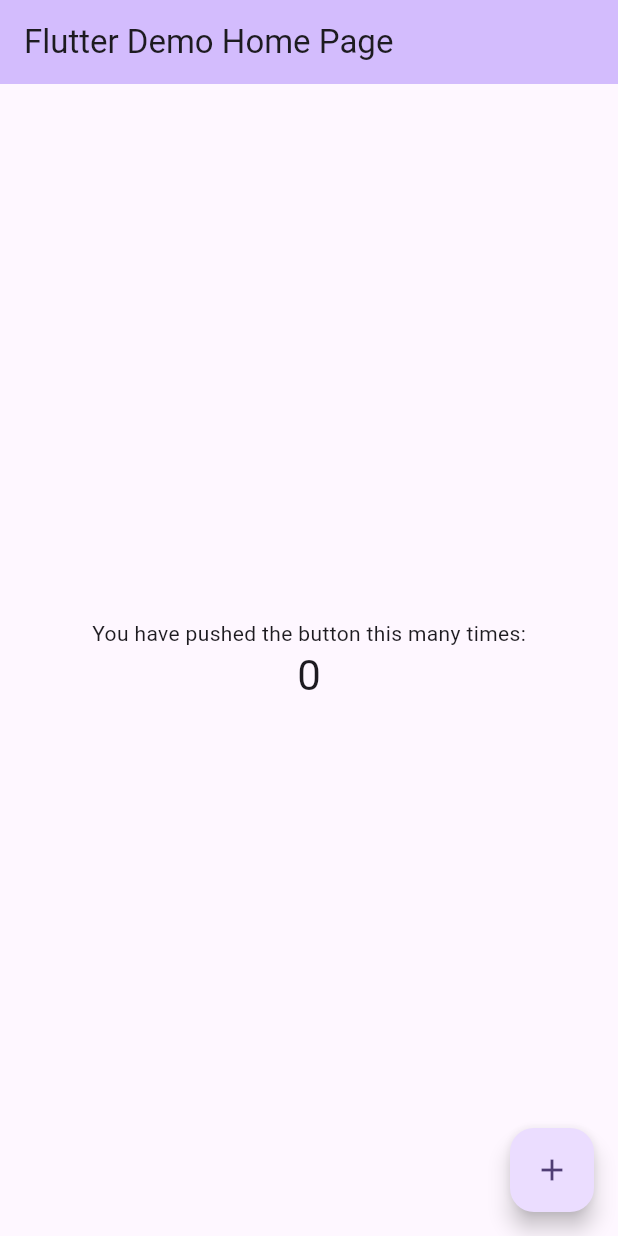
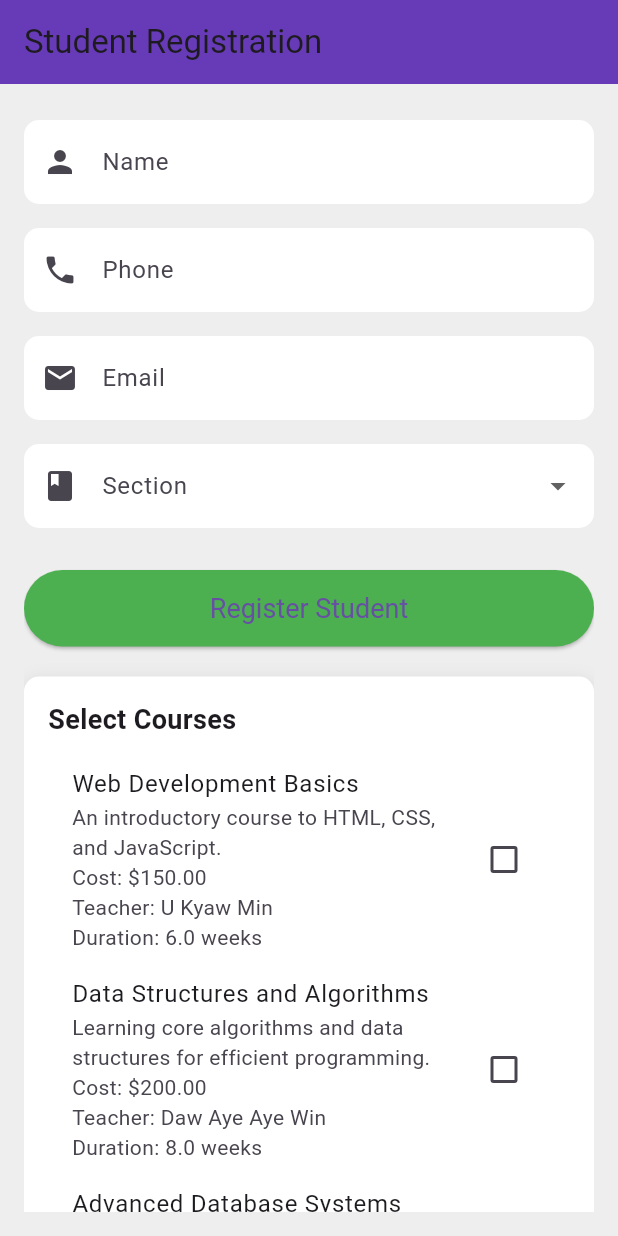
Before and after one commit to nyiminthit/nmt_apdp_assignment, a Flutter app: the screen it shows after launch, on a phone screen of 412 x 824 dp. Run offline on Flutter 3.47's test engine with Material 3 defaults, Android fonts, the phone set to English and light mode, and no system bars; our stand-ins replace cloud_firestore, firebase_core; accounts and stored records are empty.

Commit message:
feat: student register page

```diff
--- a/lib/main.dart
+++ b/lib/main.dart
@@ -1,125 +1,39 @@
+import 'package:firebase_core/firebase_core.dart';
+import 'package:flutter/foundation.dart';
 import 'package:flutter/material.dart';
+import 'package:nmt_apdp_assigment/student_register_page.dart';
 
-void main() {
+void main() async {
+  WidgetsFlutterBinding.ensureInitialized();
+  if (kIsWeb) {
+    await Firebase.initializeApp(
+        options: const FirebaseOptions(
+            apiKey: "AIzaSyD1jv0vniYav7zzOzNQfIhowG4zkandCxg",
+            authDomain: "nmt-apd-assignment.firebaseapp.com",
+            projectId: "nmt-apd-assignment",
+            storageBucket: "nmt-apd-assignment.appspot.com",
+            messagingSenderId: "317241679287",
+            appId: "1:317241679287:web:6af49c8679bb62b5221c32",
+            measurementId: "G-DL5P7VNQ67"));
+  } else {
+    await Firebase.initializeApp();
+  }
   runApp(const MyApp());
 }
 
-class MyApp extends StatelessWidget {
+class MyApp extends StatefulWidget {
   const MyApp({super.key});
 
-  // This widget is the root of your application.
+  @override
+  State<MyApp> createState() => _MyAppState();
+}
+
+class _MyAppState extends State<MyApp> {
   @override
   Widget build(BuildContext context) {
     return MaterialApp(
-      title: 'Flutter Demo',
-      theme: ThemeData(
-        // This is the theme of your application.
-        //
-        // TRY THIS: Try running your application with "flutter run". You'll see
-        // the application has a purple toolbar. Then, without quitting the app,
-        // try changing the seedColor in the colorScheme below to Colors.green
-        // and then invoke "hot reload" (save your changes or press the "hot
-        // reload" button in a Flutter-supported IDE, or press "r" if you used
-        // the command line to start the app).
-        //
-        // Notice that the counter didn't reset back to zero; the application
-        // state is not lost during the reload. To reset the state, use hot
-        // restart instead.
-        //
-        // This works for code too, not just values: Most code changes can be
-        // tested with just a hot reload.
-        colorScheme: ColorScheme.fromSeed(seedColor: Colors.deepPurple),
-        useMaterial3: true,
-      ),
-      home: const MyHomePage(title: 'Flutter Demo Home Page'),
+      debugShowCheckedModeBanner: false,
+      home: StudentRegisterPage(),
     );
   }
 }
-
-class MyHomePage extends StatefulWidget {
-  const MyHomePage({super.key, required this.title});
-
-  // This widget is the home page of your application. It is stateful, meaning
-  // that it has a State object (defined below) that contains fields that affect
-  // how it looks.
-
-  // This class is the configuration for the state. It holds the values (in this
-  // case the title) provided by the parent (in this case the App widget) and
-  // used by the build method of the State. Fields in a Widget subclass are
-  // always marked "final".
-
-  final String title;
-
-  @override
-  State<MyHomePage> createState() => _MyHomePageState();
-}
-
-class _MyHomePageState extends State<MyHomePage> {
-  int _counter = 0;
-
-  void _incrementCounter() {
-    setState(() {
-      // This call to setState tells the Flutter framework that something has
-      // changed in this State, which causes it to rerun the build method below
-      // so that the display can reflect the updated values. If we changed
-      // _counter without calling setState(), then the build method would not be
-      // called again, and so nothing would appear to happen.
-      _counter++;
-    });
-  }
-
-  @override
-  Widget build(BuildContext context) {
-    // This method is rerun every time setState is called, for instance as done
-    // by the _incrementCounter method above.
-    //
-    // The Flutter framework has been optimized to make rerunning build methods
-    // fast, so that you can just rebuild anything that needs updating rather
-    // than having to individually change instances of widgets.
-    return Scaffold(
-      appBar: AppBar(
-        // TRY THIS: Try changing the color here to a specific color (to
-        // Colors.amber, perhaps?) and trigger a hot reload to see the AppBar
-        // change color while the other colors stay the same.
-        backgroundColor: Theme.of(context).colorScheme.inversePrimary,
-        // Here we take the value from the MyHomePage object that was created by
-        // the App.build method, and use it to set our appbar title.
-        title: Text(widget.title),
-      ),
-      body: Center(
-        // Center is a layout widget. It takes a single child and positions it
-        // in the middle of the parent.
-        child: Column(
-          // Column is also a layout widget. It takes a list of children and
-          // arranges them vertically. By default, it sizes itself to fit its
-          // children horizontally, and tries to be as tall as its parent.
-          //
-          // Column has various properties to control how it sizes itself and
-          // how it positions its children. Here we use mainAxisAlignment to
-          // center the children vertically; the main axis here is the vertical
-          // axis because Columns are vertical (the cross axis would be
-          // horizontal).
-          //
-          // TRY THIS: Invoke "debug painting" (choose the "Toggle Debug Paint"
-          // action in the IDE, or press "p" in the console), to see the
-          // wireframe for each widget.
-          mainAxisAlignment: MainAxisAlignment.center,
-          children: <Widget>[
-            const Text(
-              'You have pushed the button this many times:',
-            ),
-            Text(
-              '$_counter',
-              style: Theme.of(context).textTheme.headlineMedium,
-            ),
-          ],
-        ),
-      ),
-      floatingActionButton: FloatingActionButton(
-        onPressed: _incrementCounter,
-        tooltip: 'Increment',
-        child: const Icon(Icons.add),
-      ), // This trailing comma makes auto-formatting nicer for build methods.
-    );
-  }
-}
--- a/lib/oop/course_object.dart
+++ b/lib/oop/course_object.dart
@@ -15,6 +15,8 @@ class CourseObject {
     required this.teacherName,
     required this.durationInWeek,
   }) : _id = id;
+
+  String get courseId => _id;
 
   // Method to convert the object to a Firebase Map
   Map<String, dynamic> toFirebaseMap() {
--- a/lib/oop/object_methods/student_object_methods.dart
+++ b/lib/oop/object_methods/student_object_methods.dart
@@ -1,10 +1,13 @@
 import 'package:cloud_firestore/cloud_firestore.dart';
+import 'package:nmt_apdp_assigment/oop/course_object.dart';
+import 'package:nmt_apdp_assigment/oop/record_object.dart';
 import 'package:nmt_apdp_assigment/oop/student_object.dart';
+import 'package:uuid/uuid.dart';
 
 class StudentObjectMethods {
   final FirebaseFirestore _firestore = FirebaseFirestore.instance;
   final String collectionPath =
-      'students'; // Path to the students collection in Firestore
+      'starStudents'; // Path to the students collection in Firestore
 
   // Add a student to Firestore
   Future<void> addStudent(StudentObject student) async {
@@ -19,7 +22,34 @@ class StudentObjectMethods {
     }
   }
 
-  // Get a student from Firestore by ID
+  Future<void> addCourses(
+      StudentObject student, List<CourseObject> courses) async {
+    try {
+      for (CourseObject course in courses) {
+        var id = Uuid().v1();
+        var enrollmentDate = DateTime.now();
+        StudentObject determined = StudentObject.factoryMethod(student);
+        double finalCost =
+            course.cost - (course.cost * (determined.discountPercent / 100));
+        RecordObject newRecord = RecordObject(
+            id: id,
+            enrollmentDate: enrollmentDate,
+            section: student.section,
+            courseId: course.courseId,
+            courseName: course.title,
+            finalCost: finalCost,
+            discount: determined.discountPercent);
+
+        student.records.add(newRecord);
+      }
+      updateStudent(student);
+    } catch (e) {
+      print("Error enrolling courses");
+      rethrow;
+    }
+  }
+
+// Get a student from Firestore by ID
   Future<StudentObject?> getStudentById(String id) async {
     try {
       DocumentSnapshot<Map<String, dynamic>> doc =
@@ -34,20 +64,20 @@ class StudentObjectMethods {
     return null; // Return null if the student is not found
   }
 
-  // Update a student's data in Firestore
+// Update a student's data in Firestore
   Future<void> updateStudent(StudentObject student) async {
     try {
       await _firestore
           .collection(collectionPath)
           .doc(student.studentId)
-          .update(student.toFirebaseMap());
+          .set(student.toFirebaseMap());
     } catch (e) {
       print('Error updating student: $e');
       rethrow;
     }
   }
 
-  // Delete a student from Firestore
+// Delete a student from Firestore
   Future<void> deleteStudent(String id) async {
     try {
       await _firestore.collection(collectionPath).doc(id).delete();
@@ -57,7 +87,7 @@ class StudentObjectMethods {
     }
   }
 
-  // Get all students from Firestore
+// Get all students from Firestore
   Future<List<StudentObject>> getAllStudents() async {
     try {
       QuerySnapshot<Map<String, dynamic>> querySnapshot =
@@ -71,7 +101,7 @@ class StudentObjectMethods {
     }
   }
 
-  // Example method to get students filtered by section
+// Example method to get students filtered by section
   Future<List<StudentObject>> getStudentsBySection(String section) async {
     try {
       QuerySnapshot<Map<String, dynamic>> querySnapshot = await _firestore
--- a/lib/oop/record_object.dart
+++ b/lib/oop/record_object.dart
@@ -1,6 +1,5 @@
 class RecordObject {
   final String _id;
-  String studentId;
   DateTime enrollmentDate;
   String section;
   String courseId;
@@ -10,7 +9,6 @@ class RecordObject {
 
   RecordObject(
       {required String id,
-      required this.studentId,
       required this.enrollmentDate,
       required this.section,
       required this.courseId,
@@ -22,7 +20,6 @@ class RecordObject {
   Map<String, dynamic> toFirebaseMap() {
     return {
       'id': _id,
-      'studentId': studentId,
       'enrollmentDate': enrollmentDate,
       'section': section,
       'courseId': courseId,
@@ -35,7 +32,6 @@ class RecordObject {
   static RecordObject fromFirebaseMap(Map<String, dynamic> map) {
     return RecordObject(
         id: map['id'],
-        studentId: map['studentId'],
         enrollmentDate: map['enrollmentDate'],
         section: map['section'],
         courseId: map['courseId'],
--- /dev/null
+++ b/lib/student_register_page.dart
@@ -0,0 +1,301 @@
+import 'package:flutter/material.dart';
+import 'package:nmt_apdp_assigment/oop/course_object.dart';
+import 'package:nmt_apdp_assigment/oop/object_methods/student_object_methods.dart';
+import 'package:nmt_apdp_assigment/oop/student_object.dart';
+import 'package:nmt_apdp_assigment/static_data.dart';
+import 'package:uuid/uuid.dart';
+
+class StudentRegisterPage extends StatefulWidget {
+  const StudentRegisterPage({super.key});
+
+  @override
+  State<StudentRegisterPage> createState() => _StudentRegisterPageState();
+}
+
+class _StudentRegisterPageState extends State<StudentRegisterPage> {
+  final _formKey = GlobalKey<FormState>();
+
+  // Controllers for text fields
+  final TextEditingController _nameController = TextEditingController();
+  final TextEditingController _phoneController = TextEditingController();
+  final TextEditingController _emailController = TextEditingController();
+
+  // Dropdown value for section
+  String? _selectedSection;
+  final List<String> sections = ['Morning', 'Afternoon', 'Evening'];
+
+  // Keep track of selected courses
+  final List<CourseObject> selectedCourses = [];
+  final List<String> selectedCoursesIds = [];
+
+  @override
+  Widget build(BuildContext context) {
+    return Scaffold(
+      backgroundColor: Colors.grey[200],
+      appBar: AppBar(
+        title: const Text('Student Registration'),
+        backgroundColor: Colors.deepPurple,
+        elevation: 0,
+      ),
+      body: Padding(
+        padding: const EdgeInsets.all(16.0),
+        child: SingleChildScrollView(
+          child: Form(
+            key: _formKey,
+            child: Column(
+              crossAxisAlignment: CrossAxisAlignment.stretch,
+              children: [
+                // Student Name Input
+                _buildCustomTextField(
+                  controller: _nameController,
+                  label: 'Name',
+                  icon: Icons.person,
+                  validator: (value) {
+                    if (value == null || value.isEmpty) {
+                      return 'Please enter the student name';
+                    }
+                    return null;
+                  },
+                ),
+
+                // Phone Input
+                _buildCustomTextField(
+                  controller: _phoneController,
+                  label: 'Phone',
+                  icon: Icons.phone,
+                  keyboardType: TextInputType.phone,
+                  validator: (value) {
+                    if (value == null || value.isEmpty) {
+                      return 'Please enter phone number';
+                    }
+                    return null;
+                  },
+                ),
+
+                // Email Input
+                _buildCustomTextField(
+                  controller: _emailController,
+                  label: 'Email',
+                  icon: Icons.email,
+                  keyboardType: TextInputType.emailAddress,
+                  validator: (value) {
+                    if (value == null || value.isEmpty) {
+                      return 'Please enter email address';
+                    }
+                    return null;
+                  },
+                ),
+
+                // Section Dropdown
+                _buildDropdown(),
+
+                const SizedBox(height: 20),
+
+                // Register Button
+                ElevatedButton(
+                  onPressed: () {
+                    if (_formKey.currentState?.validate() ?? false) {
+                      _registerStudent();
+                    }
+                  },
+                  style: ElevatedButton.styleFrom(
+                    backgroundColor: Colors.green,
+                    padding: const EdgeInsets.symmetric(vertical: 15),
+                    textStyle: const TextStyle(fontSize: 18),
+                  ),
+                  child: const Text('Register Student'),
+                ),
+
+                const SizedBox(height: 20),
+
+                // Display Courses
+                _buildCoursesSection(),
+              ],
+            ),
+          ),
+        ),
+      ),
+    );
+  }
+
+  // Build Custom Input Field Widget
+  Widget _buildCustomTextField({
+    required TextEditingController controller,
+    required String label,
+    required IconData icon,
+    TextInputType keyboardType = TextInputType.text,
+    String? Function(String?)? validator,
+  }) {
+    return Padding(
+      padding: const EdgeInsets.symmetric(vertical: 8.0),
+      child: TextFormField(
+        controller: controller,
+        keyboardType: keyboardType,
+        decoration: InputDecoration(
+          labelText: label,
+          prefixIcon: Icon(icon),
+          filled: true,
+          fillColor: Colors.white,
+          border: OutlineInputBorder(
+            borderRadius: BorderRadius.circular(10),
+          ),
+          enabledBorder: OutlineInputBorder(
+            borderRadius: BorderRadius.circular(10),
+            borderSide: const BorderSide(color: Colors.transparent),
+          ),
+          focusedBorder: OutlineInputBorder(
+            borderRadius: BorderRadius.circular(10),
+            borderSide: const BorderSide(color: Colors.deepPurple, width: 2),
+          ),
+        ),
+        validator: validator,
+      ),
+    );
+  }
+
+  // Build Dropdown for Section
+  Widget _buildDropdown() {
+    return Padding(
+      padding: const EdgeInsets.symmetric(vertical: 8.0),
+      child: DropdownButtonFormField<String>(
+        value: _selectedSection,
+        decoration: InputDecoration(
+          labelText: 'Section',
+          prefixIcon: const Icon(Icons.class_),
+          filled: true,
+          fillColor: Colors.white,
+          border: OutlineInputBorder(
+            borderRadius: BorderRadius.circular(10),
+          ),
+          enabledBorder: OutlineInputBorder(
+            borderRadius: BorderRadius.circular(10),
+            borderSide: const BorderSide(color: Colors.transparent),
+          ),
+          focusedBorder: OutlineInputBorder(
+            borderRadius: BorderRadius.circular(10),
+            borderSide: const BorderSide(color: Colors.deepPurple, width: 2),
+          ),
+        ),
+        items: sections.map((section) {
+          return DropdownMenuItem<String>(
+            value: section,
+            child: Text(section),
+          );
+        }).toList(),
+        onChanged: (value) {
+          setState(() {
+            _selectedSection = value;
+          });
+        },
+        validator: (value) {
+          if (value == null || value.isEmpty) {
+            return 'Please select a section';
+          }
+          return null;
+        },
+      ),
+    );
+  }
+
+  // Display selectable courses
+  Widget _buildCoursesSection() {
+    return Container(
+      decoration: BoxDecoration(
+        color: Colors.white,
+        borderRadius: BorderRadius.circular(10),
+        boxShadow: const [
+          BoxShadow(
+            color: Colors.black12,
+            blurRadius: 10,
+            offset: Offset(0, 4),
+          ),
+        ],
+      ),
+      padding: const EdgeInsets.all(16.0),
+      child: Column(
+        crossAxisAlignment: CrossAxisAlignment.start,
+        children: [
+          const Text(
+            'Select Courses',
+            style: TextStyle(fontWeight: FontWeight.bold, fontSize: 18),
+          ),
+          const SizedBox(height: 10),
+          if (courses.isEmpty)
+            const Text('No courses available.',
+                style: TextStyle(color: Colors.grey))
+          else
+            ...courses.map((course) {
+              return CheckboxListTile(
+                title: Text(course.title),
+                subtitle: Column(
+                  crossAxisAlignment: CrossAxisAlignment.start,
+                  children: [
+                    Text(course.description),
+                    Text('Cost: \$${course.cost.toStringAsFixed(2)}'),
+                    Text('Teacher: ${course.teacherName}'),
+                    Text('Duration: ${course.durationInWeek} weeks'),
+                  ],
+                ),
+                value: selectedCoursesIds.contains(course.courseId),
+                onChanged: (bool? value) {
+                  setState(() {
+                    if (value == true) {
+                      selectedCourses.add(course);
+                      selectedCoursesIds.add(course.courseId);
+                    } else {
+                      selectedCourses.remove(course);
+                      selectedCoursesIds.remove(course.courseId);
+                    }
+                  });
+                },
+              );
+            }).toList(),
+        ],
+      ),
+    );
+  }
+
+  // Handle Student Registration
+  void _registerStudent() {
+    if (_formKey.currentState?.validate() ?? false) {
+      if (selectedCourses.isEmpty) {
+        ScaffoldMessenger.of(context).showSnackBar(
+          const SnackBar(content: Text('Please select at least one course')),
+        );
+        return;
+      }
+      var id = const Uuid().v1();
+      Map<String, String> contactInfo = {
+        "phone": _phoneController.text,
+        "email": _emailController.text
+      };
+      StudentObject newStudent = StudentObject(
+          id: id,
+          name: _nameController.text,
+          contactInfo: contactInfo,
+          section: _selectedSection!,
+          records: []);
+
+      StudentObjectMethods studentObjectMethods = StudentObjectMethods();
+      studentObjectMethods.addStudent(newStudent);
+
+      studentObjectMethods.addCourses(newStudent, selectedCourses);
+    }
+    setState(() {
+      _nameController.text = '';
+      _phoneController.text = '';
+      _emailController.text = '';
+      _selectedSection = null;
+      selectedCourses.clear();
+      selectedCoursesIds.clear();
+    });
+
+    // Registration logic here
+    ScaffoldMessenger.of(context).showSnackBar(
+      SnackBar(
+        content: Text(
+            'Student Registered Successfully with courses: ${selectedCourses.join(', ')}'),
+      ),
+    );
+  }
+}
--- a/pubspec.yaml
+++ b/pubspec.yaml
@@ -37,6 +37,7 @@ dependencies:
   cupertino_icons: ^1.0.6
   firebase_core: ^3.6.0
   cloud_firestore: ^5.4.4
+  uuid: ^4.5.1
 
 dev_dependencies:
   flutter_test:
```
Also changed, not shown: lib/oop/student_object.dart (+5 -2 lines), pubspec.lock.
